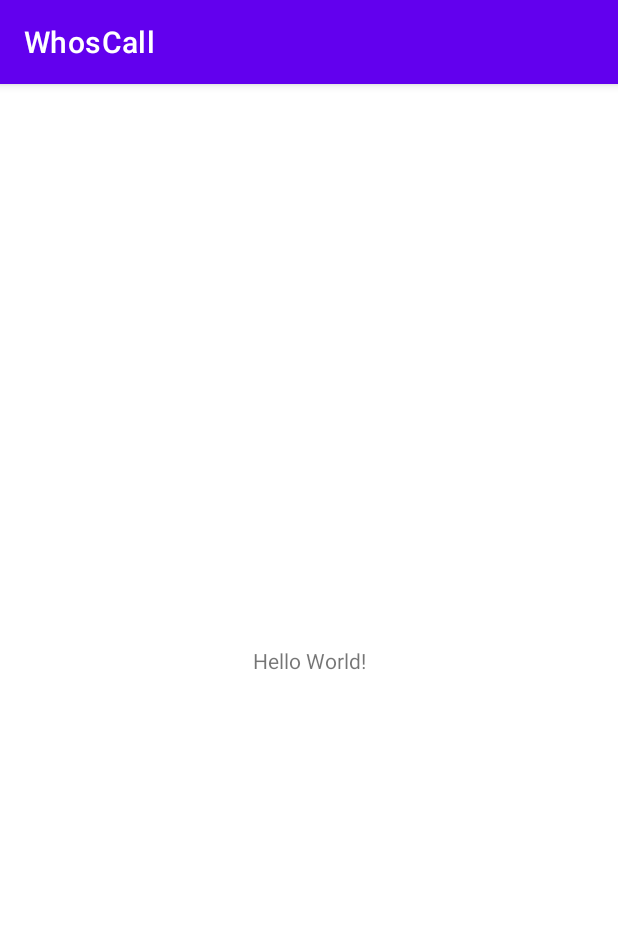
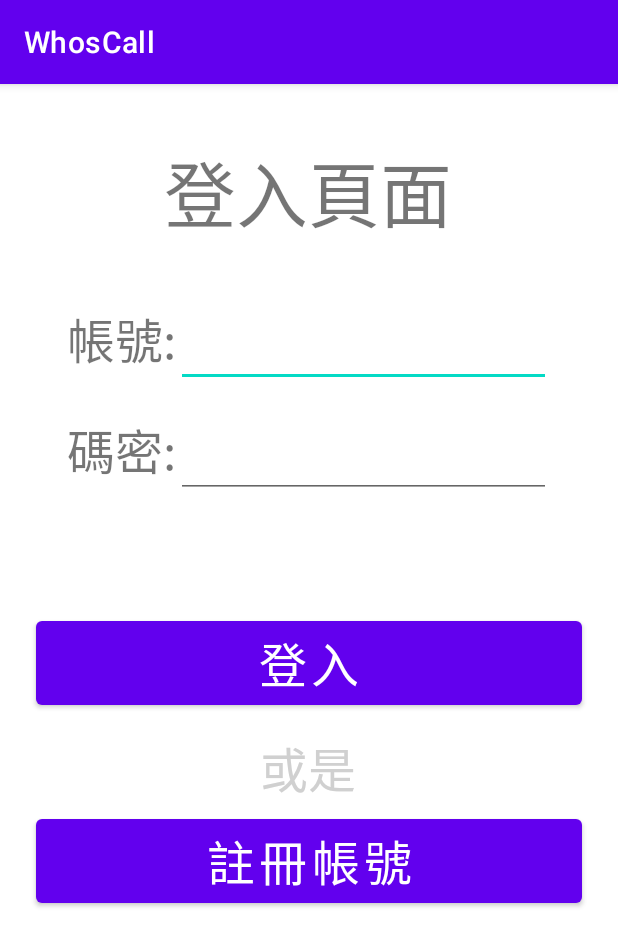
Before and after one commit to birdshiu/NCYU-Android-Project, an Android app: the screen it shows after launch (MainActivity before the commit, LoginActivity after it), on a phone screen of 412 x 824 dp. Shown: the top 946 px of the screen. Run offline under Robolectric (Android 15) with nearby library versions, the phone set to English and light mode, and no system bars.

Commit message:
LoginActivity refine

```diff
--- a/WhosCall/app/src/main/java/com/example/whoscall/MainActivity.java
+++ b/WhosCall/app/src/main/java/com/example/whoscall/MainActivity.java
@@ -2,6 +2,7 @@ package com.example.whoscall;
 
 import androidx.appcompat.app.AppCompatActivity;
 
+import android.content.Intent;
 import android.database.Cursor;
 import android.net.Uri;
 import android.os.Bundle;
@@ -16,7 +17,8 @@ public class MainActivity extends AppCompatActivity {
         super.onCreate(savedInstanceState);
         setContentView(R.layout.activity_main);
 
-        txt=findViewById(R.id.txt);
+        Intent tmpIntent=new Intent(MainActivity.this, LoginActivity.class);
+        startActivity(tmpIntent);
 
         Uri allCalls = Uri.parse("content://call_log/calls");
         //Cursor c = managedQuery(CallLog.Calls.CONTENT_URI, null, null, null, null);
--- a/WhosCall/app/src/main/res/layout/activity_login.xml
+++ b/WhosCall/app/src/main/res/layout/activity_login.xml
@@ -22,7 +22,7 @@
         android:id="@+id/linearLayout"
         android:layout_width="0dp"
         android:layout_height="wrap_content"
-        android:layout_marginTop="70dp"
+        android:layout_marginTop="30dp"
         android:orientation="vertical"
         app:layout_constraintEnd_toEndOf="parent"
         app:layout_constraintHorizontal_bias="0.0"
@@ -77,7 +77,7 @@
         android:layout_width="0dp"
         android:layout_height="wrap_content"
         android:layout_marginStart="24dp"
-        android:layout_marginTop="48dp"
+        android:layout_marginTop="76dp"
         android:layout_marginEnd="24dp"
         android:text="登入"
         android:textSize="32dp"
@@ -87,28 +87,31 @@
         app:layout_constraintTop_toBottomOf="@+id/linearLayout" />
 
     <TextView
+        android:id="@+id/noUseTxt"
         android:layout_width="wrap_content"
         android:layout_height="wrap_content"
         android:layout_marginTop="12dp"
         android:text="或是"
-        android:textColor="#FF0000"
+        android:textColor="#D0D0D0"
         android:textSize="32dp"
         app:layout_constraintBottom_toTopOf="@+id/loginBtnRegister"
         app:layout_constraintEnd_toEndOf="parent"
+        app:layout_constraintHorizontal_bias="0.498"
         app:layout_constraintStart_toStartOf="parent"
-        app:layout_constraintTop_toBottomOf="@+id/loginBtnLogin" />
+        app:layout_constraintTop_toBottomOf="@+id/loginBtnLogin"
+        app:layout_constraintVertical_bias="0.0" />
 
     <Button
         android:id="@+id/loginBtnRegister"
         android:layout_width="0dp"
         android:layout_height="wrap_content"
         android:layout_marginStart="24dp"
-        android:layout_marginTop="92dp"
+        android:layout_marginTop="64dp"
         android:layout_marginEnd="24dp"
         android:text="註冊帳號"
         android:textSize="32dp"
         app:layout_constraintEnd_toEndOf="parent"
-        app:layout_constraintHorizontal_bias="1.0"
+        app:layout_constraintHorizontal_bias="0.0"
         app:layout_constraintStart_toStartOf="parent"
         app:layout_constraintTop_toBottomOf="@+id/loginBtnLogin" />
 
```
